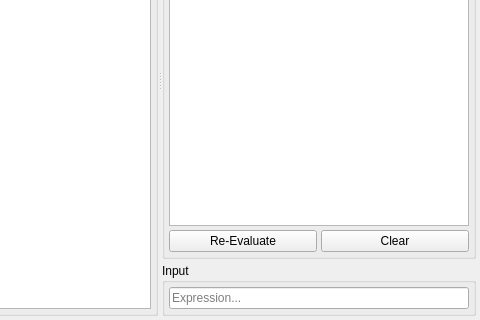
Old version of the form csTools/BinTools/forms/WCalculatorPage.ui in the repository CaSchmidt/csTools; both pictures show x 160 to 640 and y 160 to 480 of the 640 by 480 pixel window.
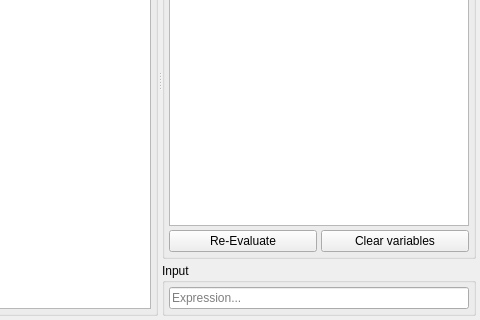
New version of the form. Custom widgets are drawn as their Qt base class.

Commit message: Implement clearing the variables model and expression history.

Diff of the .ui file:
```diff
--- a/csTools/BinTools/forms/WCalculatorPage.ui
+++ b/csTools/BinTools/forms/WCalculatorPage.ui
@@ -118,7 +118,7 @@
           <item row="1" column="1">
            <widget class="QPushButton" name="clearButton">
             <property name="text">
-             <string>Clear</string>
+             <string>Clear variables</string>
             </property>
            </widget>
           </item>
```
The commit also changes 2 other files.
